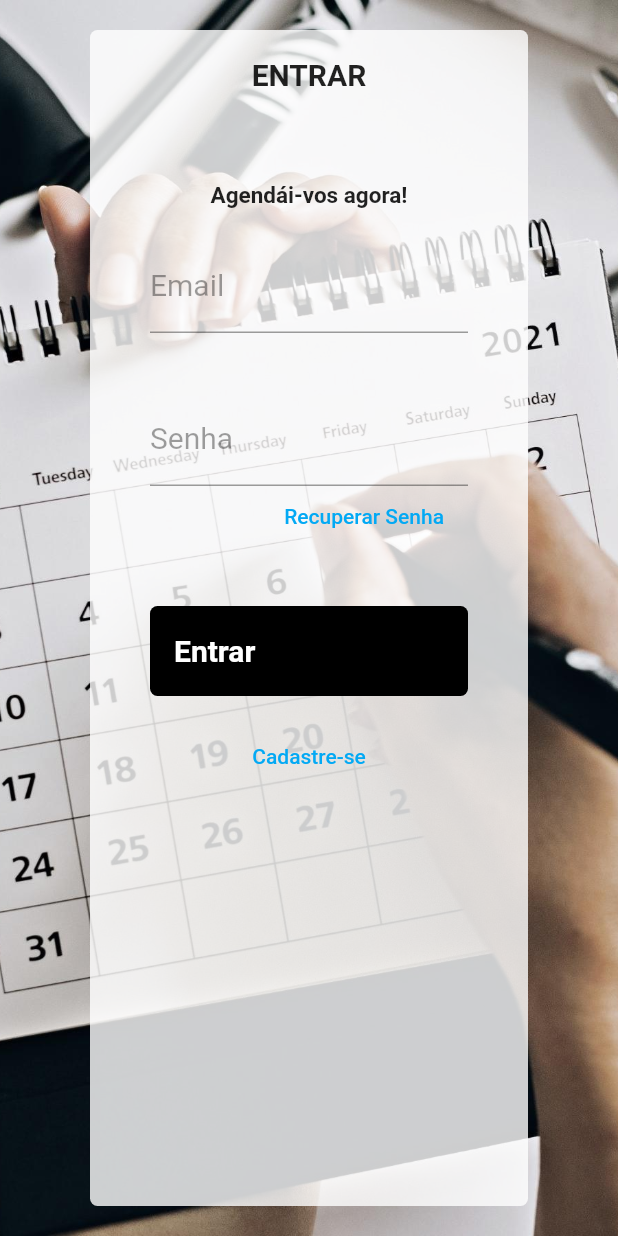
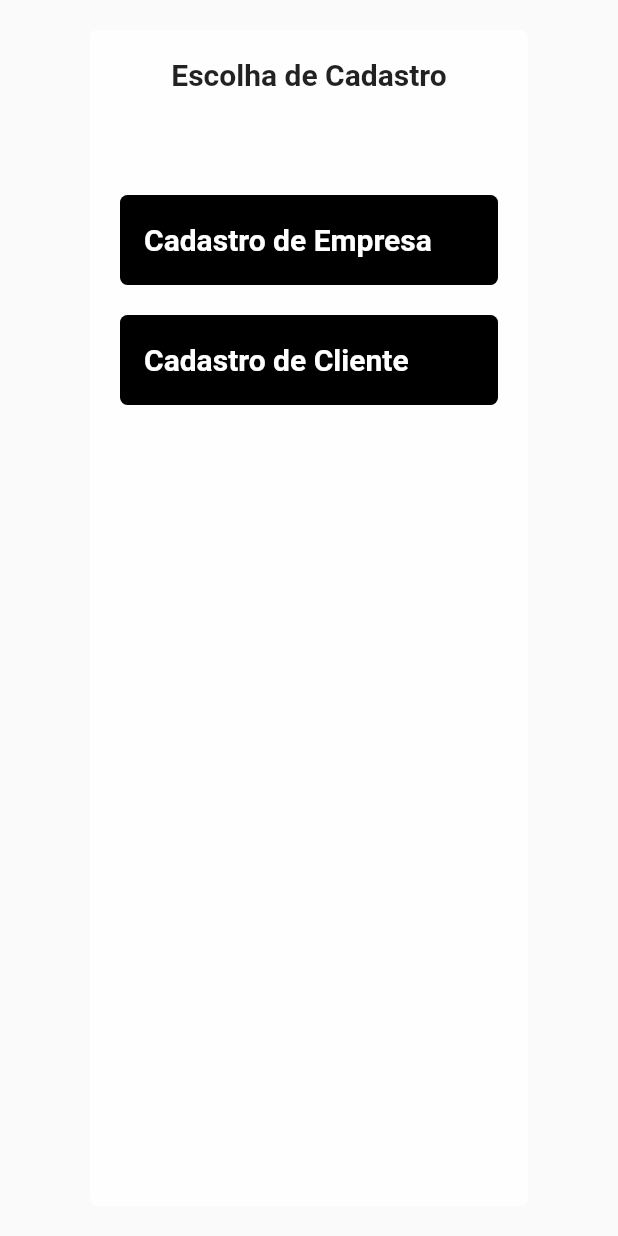
Before and after one commit to jonathajunkes/agendaai, a Flutter app: the screen it shows after launch, after a tap on "Cadastre-se", on a phone screen of 412 x 824 dp. Run offline on Flutter 3.47's test engine with Material 2 defaults, Android fonts, the phone set to English and light mode, and no system bars; our stand-ins replace firebase_database; accounts and stored records are empty.

Commit message:
Rascunho tela de seleção do tipo de cadastro, tela cadastro empresa/tela cadastro cliente

```diff
--- /dev/null
+++ b/lib/pages/escolhaCadastro.dart
@@ -0,0 +1,138 @@
+import 'package:agendaapp/pages/cadastroEmpresa.dart';
+import 'package:agendaapp/pages/cadastroCliente.dart';
+import 'package:flutter/material.dart';
+import '../configs/firebase.dart';
+
+class  escolhaCadastro extends StatelessWidget {
+
+  Firebase firebase=Firebase();
+
+  @override
+  Widget build(BuildContext context) {
+    return Scaffold(
+      body: Container(
+        padding: EdgeInsets.only(
+            top: 20,left: 60,right: 60,bottom: 20
+        ),
+        child: Container(
+          padding: EdgeInsets.only(
+              left: 20,right: 20,bottom: 30
+          ),
+          decoration: BoxDecoration(
+            color: Colors.white.withOpacity(0.8),
+            borderRadius: BorderRadius.all(
+                Radius.circular(5)
+            ),
+          ),
+          //contentPadding: EdgeInsets.zero,
+          child: ListView(
+            children: <Widget>[
+              Container(
+                height: 60,
+                alignment: Alignment.center,
+                child: Text(
+                  "Escolha de Cadastro",
+                  style: const TextStyle(
+                    fontWeight: FontWeight.bold,
+                    fontSize: 20,
+                  ),
+                  textAlign: TextAlign.right,
+                ),
+              ),
+              SizedBox(
+                height: 50,
+              ),
+              Container(
+                height: 60,
+                alignment: Alignment.bottomLeft,
+                decoration: BoxDecoration(
+                  color: Colors.black,
+                  borderRadius: BorderRadius.all(
+                      Radius.circular(5)
+                  ),
+                ),
+                child: SizedBox.expand(
+                  child: FlatButton(
+                    child: Row(
+                      //mainAxisAlignment: MainAxisAlignment.spaceBetween,
+                      children: <Widget>[
+                        Text(
+                          "Cadastro de Empresa",
+                          style: TextStyle(
+                            fontWeight: FontWeight.bold,
+                            color: Colors.white,
+                            fontSize: 20,
+                          ),
+                          textAlign: TextAlign.left,
+                        ),
+                      ],
+                    ),
+                    onPressed: () {
+                      Navigator.push(
+                        context,
+                        MaterialPageRoute(
+                          builder: (context) => cadastroEmpresa(),
+                        ),
+                      );
+                    },
+                  ),
+                ) ,
+              ),
+              SizedBox(
+                height: 20,
+              ),
+              Container(
+                height: 60,
+                alignment: Alignment.bottomLeft,
+                decoration: BoxDecoration(
+                  color: Colors.black,
+                  borderRadius: BorderRadius.all(
+                      Radius.circular(5)
+                  ),
+                ),
+                child: SizedBox.expand(
+                  child: FlatButton(
+                    child: Row(
+                      //mainAxisAlignment: MainAxisAlignment.spaceBetween,
+                      children: <Widget>[
+                        Text(
+                          "Cadastro de Cliente",
+                          style: TextStyle(
+                            fontWeight: FontWeight.bold,
+                            color: Colors.white,
+                            fontSize: 20,
+                          ),
+                          textAlign: TextAlign.left,
+                        ),
+                      ],
+                    ),
+                    onPressed: () {
+                      Navigator.push(
+                        context,
+                        MaterialPageRoute(
+                          builder: (context) => cadastroCliente(),
+                        ),
+                      );
+                    },
+                  ),
+                ) ,
+              ),
+              SizedBox(
+                height: 20,
+              ),
+              Container(
+                decoration: BoxDecoration(
+                  image: DecorationImage(
+                    image: AssetImage(
+                        "assets/voltar.png"),
+                    fit: BoxFit.cover,
+                  ),
+                  ),
+                ),
+            ],
+          ),
+        ),
+      ),
+    );
+  }
+}
--- a/lib/login_page.dart
+++ b/lib/pages/login_page.dart
@@ -1,5 +1,6 @@
 import 'package:flutter/material.dart';
-import '../configs/firebase.dart';
+import '../../configs/firebase.dart';
+import 'escolhaCadastro.dart';
 
 
 class  LoginPage extends StatelessWidget {
@@ -179,7 +180,14 @@ class  LoginPage extends StatelessWidget {
                         ),
                         textAlign: TextAlign.center,
                       ),
-                      onPressed: () {}
+                      onPressed: () {
+                        Navigator.push(
+                          context,
+                          MaterialPageRoute(
+                            builder: (context) => escolhaCadastro(),
+                          ),
+                        );
+                      }
                   )
               ),
 
```
Also changed, not shown: lib/main.dart (+6 -103 lines), lib/pages/cadastroCliente.dart (added, +180 -0 lines), lib/pages/cadastroEmpresa.dart (added, +165 -0 lines).
